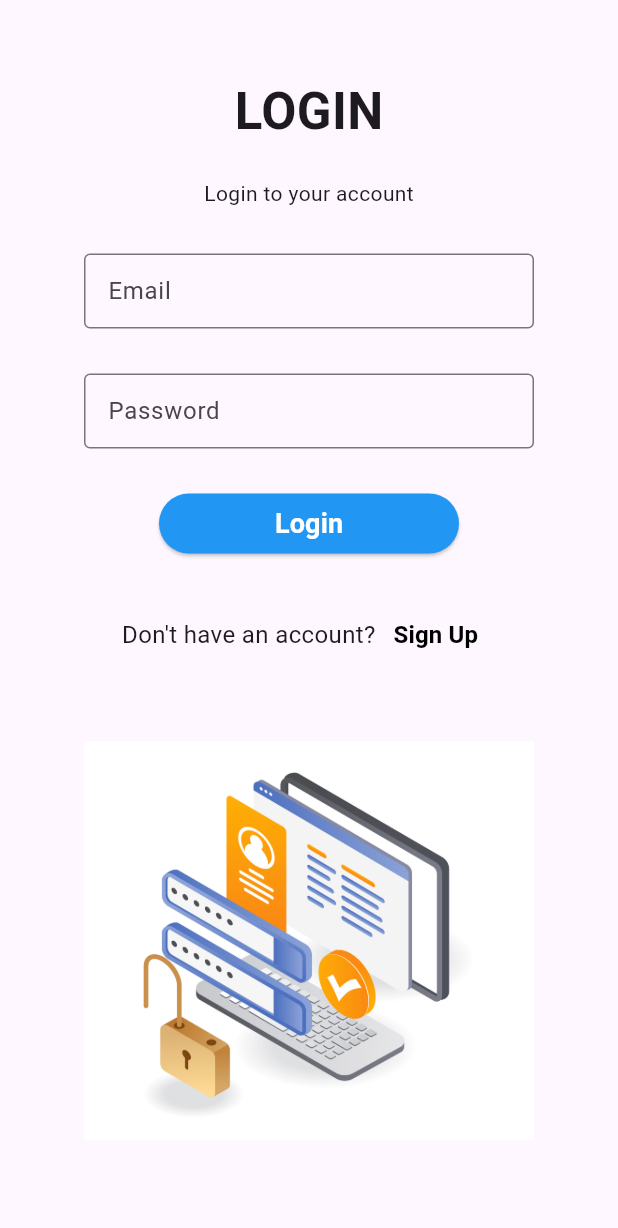
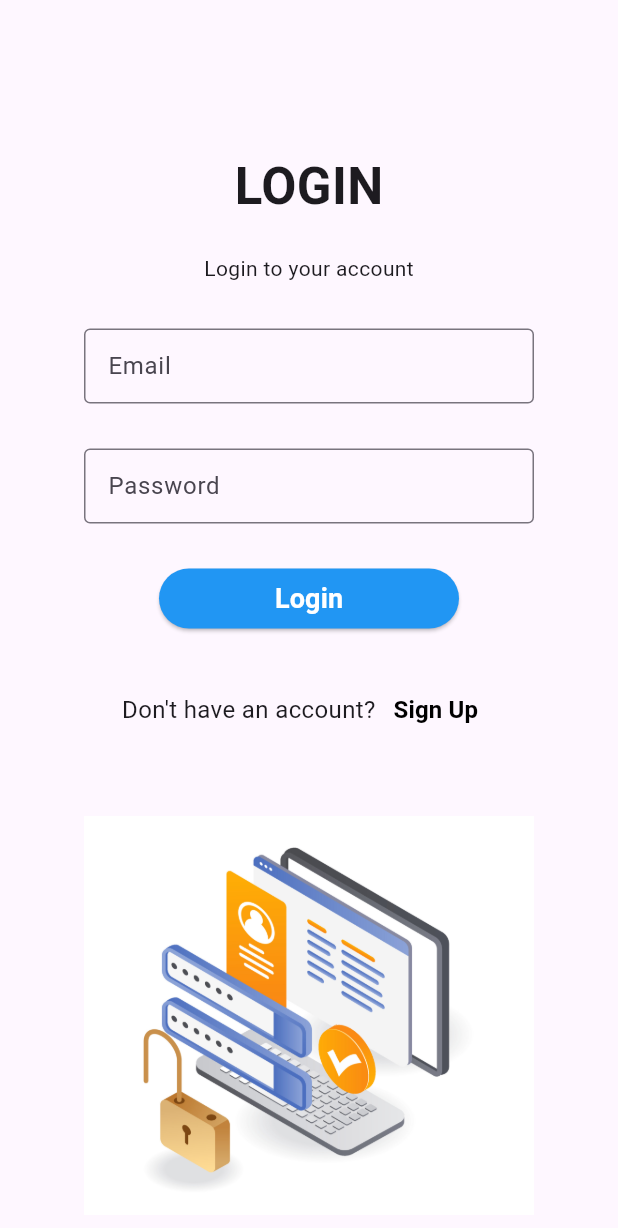
Before and after one commit to sinanrhmn/loginreg, a Flutter app: the screen it shows after launch, after a tap on "Login", on a phone screen of 412 x 824 dp. Shown: the top 1228 px of the screen. Run offline on Flutter 3.47's test engine with Material 3 defaults, Android fonts, the phone set to English and light mode, and no system bars.

Commit message:
height change

```diff
--- a/lib/login.dart
+++ b/lib/login.dart
@@ -17,7 +17,7 @@ class _LoginState extends State<Login> {
       body: Column(
         children: [
           SizedBox(
-            height: 50,
+            height: 100,
           ),
           Text(
             "LOGIN",
--- a/lib/signup.dart
+++ b/lib/signup.dart
@@ -22,7 +22,7 @@ class _SignupState extends State<Signup> {
         child: Column(
           children: [
             SizedBox(
-              height: 50,
+              height: 100,
             ),
             Text(
               "Sign Up",
--- a/lib/welcome.dart
+++ b/lib/welcome.dart
@@ -16,7 +16,7 @@ class _WelcomeState extends State<Welcome> {
       body: Center(
         child: Column(
           children: [
-            SizedBox(height: 30),
+            SizedBox(height: 100),
             Text(
               "Welcome",
               style: TextStyle(
```
